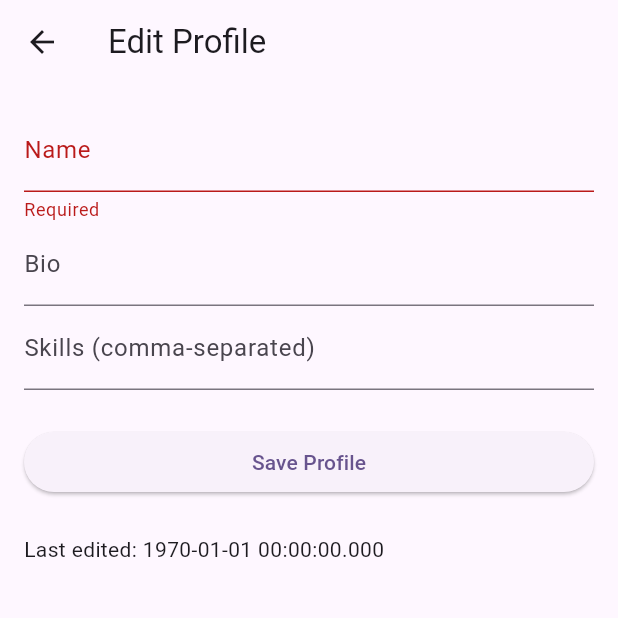
After one commit to MoaazAtik/Reach-Skills, a Flutter app: the EditProfileScreen screen opened directly, after a tap on "Save Profile", on a phone screen of 412 x 824 dp, the top half of it. The commit adds this screen. Run offline on Flutter 3.47's test engine with Material 3 defaults, Android fonts, the phone set to English and light mode, and no system bars; our stand-ins replace cloud_firestore, firebase_auth, firebase_core, flutter_riverpod; missing offline and left inert: firebase_ui_auth, firebase_ui_localizations; accounts and stored records are empty.

Commit message:
feat: Implement user profile editing functionality
This commit introduces the ability for users to edit their profiles.

Key changes include:

- **`EditProfileScreen`**: A new screen (`lib/features/profile/ui/edit_profile_screen.dart`) allows users to update their name, bio, and skills. It loads existing profile data, validates input, and saves changes to Firestore. It also displays the last edited time.
- **`AppUser` Model**: The `AppUser` model (`lib/features/profile/domain/models/app_user.dart`) has been updated to include a `lastEditedTime` field.
- **Navigation**: An "Edit Profile" button has been added to the `HomeScreen` (`lib/features/common/ui/home_screen.dart`) to navigate to the `EditProfileScreen`.
- **`.gitignore`**: Added `/my-temp/` to the `.gitignore` file.
- **`pubspec.yaml`**: Updated the comment for the `cloud_firestore` dependency.
- **File Deletion**: Removed the placeholder file `lib/features/profile/ui/.keep`.

```diff
--- a/lib/features/common/ui/home_screen.dart
+++ b/lib/features/common/ui/home_screen.dart
@@ -1,5 +1,6 @@
 import 'package:firebase_auth/firebase_auth.dart';
 import 'package:flutter/material.dart';
+import 'package:skill_swap/features/profile/ui/edit_profile_screen.dart';
 
 class HomeScreen extends StatelessWidget {
   const HomeScreen({super.key});
@@ -34,6 +35,14 @@ class HomeScreen extends StatelessWidget {
             Text(user.displayName ?? 'No display name'),
             Text(user.email ?? 'No email'),
             const SizedBox(height: 16),
+            TextButton(
+                onPressed: () {
+                  Navigator.of(context).push(
+                    MaterialPageRoute(builder: (_) => const EditProfileScreen()),
+                  );
+                },
+                child: const Text('Edit Profile'),
+            ),
             ElevatedButton(
               onPressed: () async {
                 await FirebaseAuth.instance.signOut();
--- a/lib/features/profile/domain/models/app_user.dart
+++ b/lib/features/profile/domain/models/app_user.dart
@@ -5,6 +5,7 @@ class AppUser {
   final String email;
   final String bio;
   final List<String> skills;
+  final int lastEditedTime;
 
   AppUser({
     required this.uid,
@@ -12,6 +13,7 @@ class AppUser {
     required this.email,
     required this.bio,
     required this.skills,
+    required this.lastEditedTime,
   });
 
   factory AppUser.fromMap(Map<String, dynamic> map) {
@@ -21,6 +23,7 @@ class AppUser {
       email: map['email'] ?? '',
       bio: map['bio'] ?? '',
       skills: List<String>.from(map['skills'] ?? []),
+      lastEditedTime: map['lastEditedTime'].toInt() ?? 0,
     );
   }
 
@@ -31,6 +34,7 @@ class AppUser {
       'email': email,
       'bio': bio,
       'skills': skills,
+      'lastEditedTime': lastEditedTime,
     };
   }
 
--- /dev/null
+++ b/lib/features/profile/ui/edit_profile_screen.dart
@@ -0,0 +1,196 @@
+import 'package:firebase_auth/firebase_auth.dart';
+import 'package:flutter/material.dart';
+import 'package:flutter_riverpod/flutter_riverpod.dart';
+
+import '../../profile/controller/profile_providers.dart';
+import '../../profile/domain/models/app_user.dart';
+
+
+class EditProfileScreen extends ConsumerStatefulWidget {
+  const EditProfileScreen({super.key});
+
+  @override
+  ConsumerState<ConsumerStatefulWidget> createState() =>
+      _EditProfileScreenState();
+}
+
+
+class _EditProfileScreenState extends ConsumerState<EditProfileScreen> {
+
+  final _formKey = GlobalKey<FormState>();
+
+  late TextEditingController _nameController;
+  late TextEditingController _bioController;
+  late TextEditingController _skillsController;
+
+  bool _loading = true;
+  AppUser? _user;
+  bool edited = false;
+
+
+  @override
+  void initState() {
+    super.initState();
+
+    _nameController = TextEditingController();
+    _bioController = TextEditingController();
+    _skillsController = TextEditingController();
+
+    _loadProfile();
+  }
+
+
+  Future<void> _loadProfile() async {
+    final uid = FirebaseAuth.instance.currentUser?.uid;
+
+    if (uid != null) {
+      final repository = ref.read(profileRepositoryProvider);
+      final profile = await repository.getUserProfile(uid);
+
+      if (profile != null) {
+        setState(() {
+          _user = profile;
+          _nameController.text = profile.name;
+          _bioController.text = profile.bio;
+          _skillsController.text = profile.skills.join(', ');
+
+          _loading = false;
+        });
+      }
+      else {
+        // No profile yet
+        setState(() => _loading = false);
+      }
+    }
+
+  }
+
+
+  Future<void> _saveProfile() async {
+
+    if (!_formKey.currentState!.validate()) return;
+
+    final uid = FirebaseAuth.instance.currentUser?.uid;
+    if (uid == null || _user == null) return;
+
+    final repository = ref.read(profileRepositoryProvider);
+
+    final user = AppUser(
+      uid: uid,
+      name: _nameController.text.trim(),
+      email: FirebaseAuth.instance.currentUser!.email ?? '',
+      bio: _bioController.text.trim(),
+      skills: _skillsController.text
+          .trim()
+          .split(',')
+          .map((s) => s.trim())
+          .toList(),
+      lastEditedTime: DateTime.now().millisecondsSinceEpoch,
+    );
+
+    for (final entry in user.toMap().entries) {
+      // skip uid, email, lastEditedTime
+      if (entry.key == 'uid' ||
+          entry.key == 'email' ||
+          entry.key == 'lastEditedTime') {
+        continue;
+      }
+
+      // check skills
+      if (entry.key == 'skills') {
+        if (entry.value.toString() != _user!.toMap()[entry.key].toString()) {
+          edited = true;
+          break;
+        }
+        continue;
+      }
+
+      // check name, bio
+      if (entry.value != _user!.toMap()[entry.key]) {
+        edited = true;
+        break;
+      }
+    }
+
+    if (!edited) {
+      if (mounted) {
+        ScaffoldMessenger.of(context).showSnackBar(
+          const SnackBar(content: Text('No changes to save')),
+        );
+      }
+
+      return;
+    }
+
+    await repository.saveUserProfile(user);
+
+    if (mounted) {
+      ScaffoldMessenger.of(context).showSnackBar(
+        const SnackBar(content: Text('Profile Saved')),
+      );
+    }
+
+  }
+
+
+  @override
+  Widget build(BuildContext context) {
+
+    if (_loading) {
+      return const Scaffold(
+        body: Center(child: CircularProgressIndicator()),
+      );
+    }
+
+    return Scaffold(
+      appBar: AppBar(title: const Text('Edit Profile')),
+
+      body: Padding(
+        padding: const EdgeInsets.all(16),
+        child: Form(
+          key: _formKey,
+          child: ListView(
+            children: [
+              TextFormField(
+                controller: _nameController,
+                decoration: const InputDecoration(labelText: 'Name'),
+                validator: (value) =>
+                value == null || value.isEmpty
+                    ? 'Required'
+                    : null,
+              ),
+              TextFormField(
+                controller: _bioController,
+                decoration: const InputDecoration(labelText: 'Bio'),
+              ),
+              TextFormField(
+                controller: _skillsController,
+                decoration: const InputDecoration(
+                    labelText: 'Skills (comma-separated)'),
+              ),
+              const SizedBox(height: 24),
+              ElevatedButton(
+                onPressed: _saveProfile,
+                child: const Text('Save Profile'),
+              ),
+              const SizedBox(height: 24),
+              Text('Last edited: ${DateTime.fromMillisecondsSinceEpoch(_user!.lastEditedTime).toString()}')
+            ],
+          ),
+        ),
+      ),
+
+    );
+  }
+
+
+  @override
+  void dispose() {
+    _nameController.dispose();
+    _bioController.dispose();
+    _skillsController.dispose();
+
+    super.dispose();
+  }
+
+}
--- a/pubspec.yaml
+++ b/pubspec.yaml
@@ -43,7 +43,7 @@ dependencies:
   firebase_ui_localizations: ^1.13.1
   # Riverpod
   flutter_riverpod: ^2.6.1
-  # Firebase Cloud Firestore
+  # Firebase Cloud Firestore Database
   cloud_firestore: ^5.6.8
 
 dev_dependencies:
```
Also changed, not shown: 2 other files.
